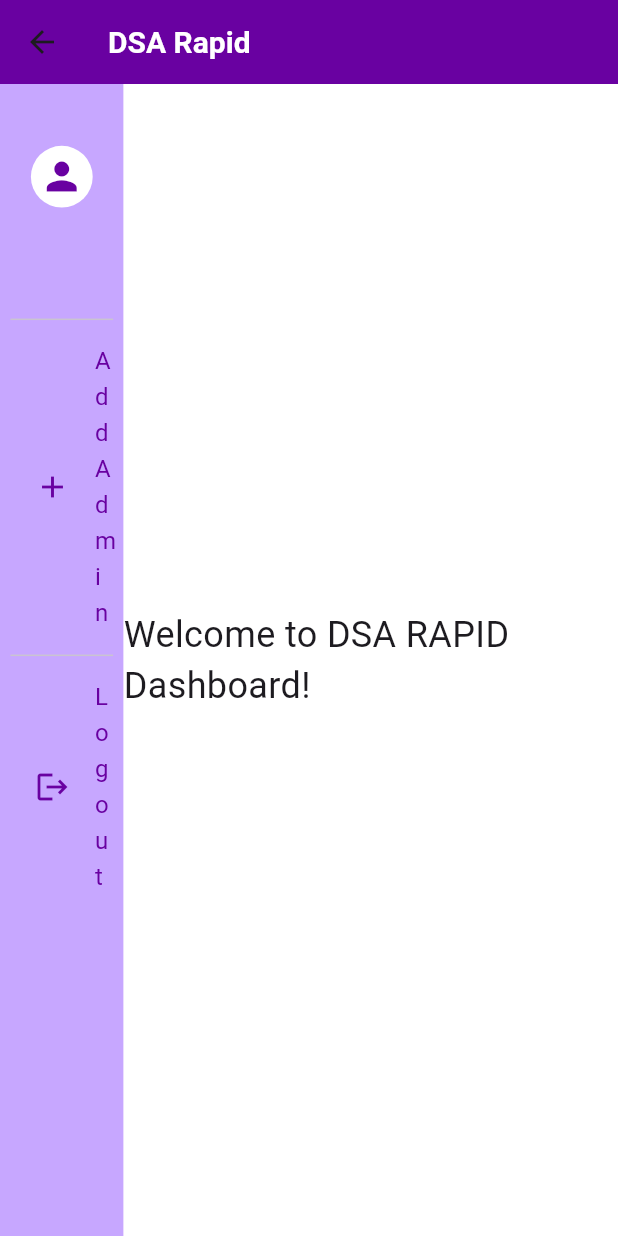
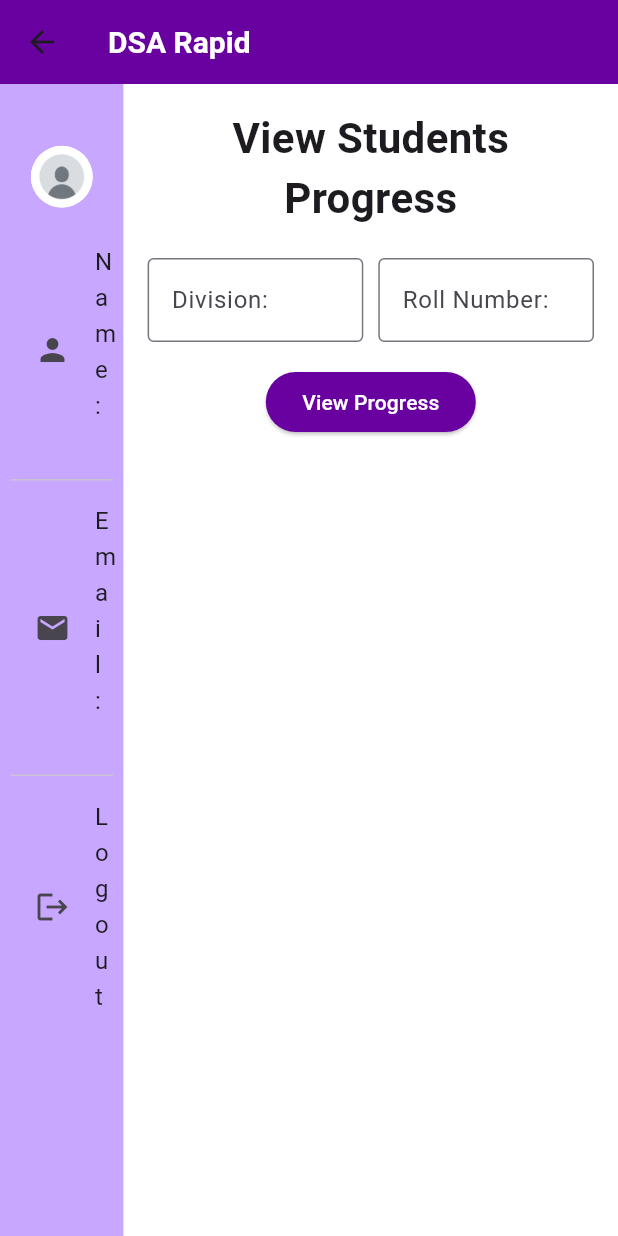
Before and after one commit to Namrata0607/DSARapid, a Flutter app: the DashboardPage screen opened directly with empty values, on a phone screen of 412 x 824 dp. Run offline on Flutter 3.47's test engine with Material 3 defaults, Android fonts, the light colour scheme and no system bars; our stand-ins replace animated_text_kit, carousel_slider, cloud_firestore, firebase_auth, firebase_core, image_picker; missing offline and left inert: dart:html, syncfusion_flutter_pdfviewer; accounts and stored records are empty.

Commit message:
admin view progress done

```diff
--- a/lib/Admin/admin_dash.dart
+++ b/lib/Admin/admin_dash.dart
@@ -150,17 +150,49 @@
 //   }
 // }
 
-class DashboardPage extends StatelessWidget {
+class DashboardPage extends StatefulWidget {
   final String adminName;
   final String adminEmail;
-  final FirebaseFirestore _firestore = FirebaseFirestore.instance;
 
   DashboardPage({required this.adminName, required this.adminEmail});
 
-  void _showAddAdminDialog(BuildContext context) {
-    final nameController = TextEditingController();
-    final emailController = TextEditingController();
-    final passwordController = TextEditingController();
+  @override
+  _DashboardPageState createState() => _DashboardPageState();
+}
+
+class _DashboardPageState extends State<DashboardPage> {
+  final FirebaseFirestore _firestore = FirebaseFirestore.instance;
+  String? division;
+  String? rollNumber;
+  List<dynamic> testIds = [];
+  List<dynamic> marks = [];
+  List<dynamic> times = [];
+
+  void fetchStudentProgress() async {
+    if (division != null && rollNumber != null) {
+      // Fetch the document based on division and roll number
+      QuerySnapshot snapshot = await _firestore.collection('user_db')
+          .where('division', isEqualTo: division)
+          .where('roll_no', isEqualTo: rollNumber)
+          .get();
+
+      if (snapshot.docs.isNotEmpty) {
+        // Get the first matching document
+        final data = snapshot.docs.first.data() as Map<String, dynamic>?;
+        setState(() {
+          testIds = data?['test_id'] ?? [];
+          marks = data?['marks'] ?? [];
+          times = data?['time'] ?? [];
+        });
+      } else {
+        // Clear data if no document is found
+        setState(() {
+          testIds = [];
+          marks = [];
+          times = [];
+        });
+      }
+    }
   }
 
   @override
@@ -175,7 +207,7 @@
             // Left Profile Information Container
             Container(
               padding: EdgeInsets.symmetric(horizontal: 7),
-            width: MediaQuery.of(context).size.width * 0.20, // Increased to 25% of screen width
+              width: MediaQuery.of(context).size.width * 0.20, // Increased to 20% of screen width
               color: Color.fromARGB(255, 199, 167, 255),
               child: Column(
                 children: [
@@ -189,44 +221,28 @@
                           Center(
                             child: CircleAvatar(
                               backgroundColor: Colors.white,
-                            child: Icon(Icons.person, color: Color(0xFF6901A1), size: 30), // Adjust icon size
-                            radius: MediaQuery.of(context).size.width * 0.05, // Reduced radius
+                              backgroundImage: AssetImage("assets/images/profile.png"), // Add profile image
+                              radius: MediaQuery.of(context).size.width * 0.05, // Adjust radius as needed
                             ),
                           ),
                           SizedBox(height: MediaQuery.of(context).size.height * 0.02), // Spacing
 
                           // Admin Name
-                        Text(
-                          adminName,
-                          style: TextStyle(
-                            fontSize: 20,
-                            fontWeight: FontWeight.bold,
-                            color: Color(0xFF6901A1),
-                          ),
-                          textAlign: TextAlign.center,
-                        ),
-
-                        // Admin Email
-                        Text(
-                          adminEmail,
-                          style: TextStyle(color: Color(0xFF6901A1)),
-                          textAlign: TextAlign.center,
-                        ),
-
-                        Divider(),
-
-                        // List of Options
                           ListTile(
-                          leading: Icon(Icons.add, color: Color(0xFF6901A1)),
-                          title: Text('Add Admin', style: TextStyle(color: Color(0xFF6901A1))),
-                          onTap: () {
-                            _showAddAdminDialog(context);
-                          },
+                            leading: Icon(Icons.person),
+                            title: Text("Name:"),
+                            subtitle: Text(widget.adminName ?? 'Loading...'),
                           ),
                           Divider(),
                           ListTile(
-                          leading: Icon(Icons.logout, color: Color(0xFF6901A1)),
-                          title: Text('Logout', style: TextStyle(color: Color(0xFF6901A1))),
+                            leading: Icon(Icons.email),
+                            title: Text("Email:"),
+                            subtitle: Text(widget.adminEmail ?? 'Loading...'),
+                          ),
+                          Divider(),
+                          ListTile(
+                            leading: Icon(Icons.logout),
+                            title: Text('Logout'),
                             onTap: () {
                               Navigator.pushReplacement(
                                 context,
@@ -244,15 +260,101 @@
               ),
             ),
 
-
             // Right Content Area
             Expanded(
               child: Container(
                 color: Colors.white, // Main content background
-              child: Center(
+                child: Padding(
+                  padding: EdgeInsets.all(16.0), // Add some padding
+                  child: Column(
+                    mainAxisAlignment: MainAxisAlignment.start, // Align to start
+                    crossAxisAlignment: CrossAxisAlignment.stretch, // Stretch the children to fit the width
+                    children: [
+                      Text(
+                        'View Students Progress',
+                        style: TextStyle(fontSize: 28, fontWeight: FontWeight.bold),
+                        textAlign: TextAlign.center,
+                      ),
+                      SizedBox(height: 20), // Space between the title and text fields
+
+                      // Row for TextFields
+                      Row(
+                        mainAxisAlignment: MainAxisAlignment.spaceBetween, // Space between TextFields
+                        children: [
+                          // Division TextField
+                          Expanded(
+                            child: TextField(
+                              onChanged: (value) {
+                                division = value; // Capture division input
+                              },
+                              decoration: InputDecoration(
+                                labelText: 'Division:', // Label for the TextField
+                                border: OutlineInputBorder(), // Outline border
+                              ),
+                            ),
+                          ),
+                          SizedBox(width: 10), // Space between TextFields
+                          // Roll Number TextField
+                          Expanded(
+                            child: TextField(
+                              onChanged: (value) {
+                                rollNumber = value; // Capture roll number input
+                              },
+                              decoration: InputDecoration(
+                                labelText: 'Roll Number:', // Label for the TextField
+                                border: OutlineInputBorder(), // Outline border
+                              ),
+                            ),
+                          ),
+                        ],
+                      ),
+                      SizedBox(height: 20), // Space before the button
+
+                      // Centered Button
+                      Center(
+                        child: SizedBox(
+                          width: 140, // Set the button width
+                          height: 40,
+                          child: ElevatedButton(
+                            onPressed: fetchStudentProgress, // Call function on button press
                             child: Text(
-                  'Welcome to DSA RAPID Dashboard!',
-                  style: TextStyle(fontSize: 24),
+                              'View Progress',
+                              style: TextStyle(
+                                color: Colors.white,
+                              ),
+                            ),
+                            style: ElevatedButton.styleFrom(
+                              backgroundColor: Color.fromARGB(255, 105, 1, 161), // Button color
+                            ),
+                          ),
+                        ),
+                      ),
+                      SizedBox(height: 20), // Space before the DataTable
+
+                      // DataTable to display results
+                      if (testIds.isNotEmpty) ...[
+                        Expanded(
+                          child: SingleChildScrollView(
+                            child: DataTable(
+                              columns: const [
+                                DataColumn(label: Text('Test ID', style: TextStyle(fontWeight: FontWeight.bold))),
+                                DataColumn(label: Text('Marks', style: TextStyle(fontWeight: FontWeight.bold))),
+                                DataColumn(label: Text('Time', style: TextStyle(fontWeight: FontWeight.bold))),
+                              ],
+                              rows: List<DataRow>.generate(testIds.length, (index) {
+                                return DataRow(cells: [
+                                  DataCell(Text(testIds[index]?.toString() ?? 'N/A')),
+                                  DataCell(Text(marks[index]?.toString() ?? 'N/A')),
+                                  DataCell(Text(times[index]?.toString() ?? 'N/A')),
+                                ]);
+                              }),
+                            ),
+                          ),
+                        ),
+                      ] else if (rollNumber != null && division != null) ...[
+                        Center(child: Text('No records found for this student.')),
+                      ],
+                    ],
                   ),
                 ),
               ),
@@ -262,5 +364,4 @@
       ),
     );
   }
-
 }
--- a/lib/User/Index.dart
+++ b/lib/User/Index.dart
@@ -59,6 +59,7 @@
                             style: const TextStyle(
                               fontSize: 60.0,
                               fontFamily: 'Horizon',
+                              color: Color.fromARGB(255, 105, 1, 161),
                             ),
                             child: AnimatedTextKit(
                               repeatForever: true,
```
Lines whose indentation alone changed are shown as unchanged.
